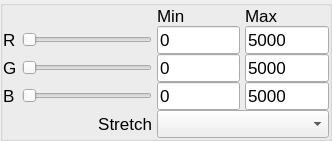
First picture: the form in timeseriesviewer/ui/imagechipviewsettings.ui, repository jakimowb/eo-time-series-viewer, before the edit.
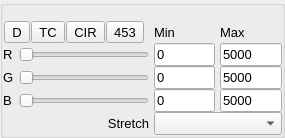
Second picture: the form after the edit.

Commit message: new widgets to visualize BandViews and sensors specific band selections

```diff
--- a/timeseriesviewer/ui/imagechipviewsettings.ui
+++ b/timeseriesviewer/ui/imagechipviewsettings.ui
@@ -6,8 +6,8 @@
    <rect>
     <x>0</x>
     <y>0</y>
-    <width>332</width>
-    <height>135</height>
+    <width>285</width>
+    <height>137</height>
    </rect>
   </property>
   <property name="sizePolicy">
@@ -18,7 +18,7 @@
   </property>
   <property name="font">
    <font>
-    <pointsize>13</pointsize>
+    <pointsize>10</pointsize>
    </font>
   </property>
   <property name="windowTitle">
@@ -41,7 +41,7 @@
     <number>0</number>
    </property>
    <item>
-    <layout class="QGridLayout" name="bandSelectionGridLayout" rowstretch="0,0,0,0,0" columnstretch="0,0,0,0">
+    <layout class="QGridLayout" name="bandSelectionGridLayout" rowstretch="0,0,0,0,0,0" columnstretch="0,0,0,0">
      <property name="horizontalSpacing">
       <number>5</number>
      </property>
@@ -51,24 +51,124 @@
      <property name="leftMargin">
       <number>0</number>
      </property>
-     <item row="2" column="1">
-      <widget class="QSlider" name="sliderGreen">
-       <property name="styleSheet">
-        <string notr="true"/>
+     <item row="1" column="0" colspan="2">
+      <layout class="QHBoxLayout" name="horizontalLayout">
+       <property name="spacing">
+        <number>0</number>
        </property>
-       <property name="orientation">
-        <enum>Qt::Horizontal</enum>
+       <property name="leftMargin">
+        <number>0</number>
        </property>
+       <item>
+        <widget class="QToolButton" name="btnDefault">
+         <property name="font">
+          <font>
+           <pointsize>10</pointsize>
+           <italic>false</italic>
+          </font>
+         </property>
+         <property name="toolTip">
+          <string>default band selection</string>
+         </property>
+         <property name="text">
+          <string>D</string>
+         </property>
+        </widget>
+       </item>
+       <item>
+        <widget class="QToolButton" name="btnTrueColor">
+         <property name="font">
+          <font>
+           <pointsize>10</pointsize>
+           <italic>false</italic>
+          </font>
+         </property>
+         <property name="toolTip">
+          <string>red-green-blue (true colour)</string>
+         </property>
+         <property name="text">
+          <string>TC</string>
+         </property>
+        </widget>
+       </item>
+       <item>
+        <widget class="QToolButton" name="btnCIR">
+         <property name="font">
+          <font>
+           <pointsize>10</pointsize>
+           <italic>false</italic>
+          </font>
+         </property>
+         <property name="toolTip">
+          <string>swIR-red-green (coloured infra-red)</string>
+         </property>
+         <property name="text">
+          <string>CIR</string>
+         </property>
+        </widget>
+       </item>
+       <item>
+        <widget class="QToolButton" name="btn453">
+         <property name="font">
+          <font>
+           <pointsize>10</pointsize>
+           <italic>false</italic>
+          </font>
+         </property>
+         <property name="toolTip">
+          <string>swIR-mwIR-red</string>
+         </property>
+         <property name="text">
+          <string>453</string>
+         </property>
+        </widget>
+       </item>
+      </layout>
+     </item>
+     <item row="3" column="2">
+      <widget class="QLineEdit" name="tbGreenMin">
+       <property name="text">
+        <string>0</string>
+       </property>
       </widget>
      </item>
-     <item row="3" column="1">
+     <item row="0" column="0" colspan="4">
+      <widget class="QLabel" name="labelBands">
+       <property name="sizePolicy">
+        <sizepolicy hsizetype="Preferred" vsizetype="Fixed">
+         <horstretch>0</horstretch>
+         <verstretch>0</verstretch>
+        </sizepolicy>
+       </property>
+       <property name="minimumSize">
+        <size>
+         <width>0</width>
+         <height>15</height>
+        </size>
+       </property>
+       <property name="text">
+        <string/>
+       </property>
+      </widget>
+     </item>
+     <item row="4" column="1">
       <widget class="QSlider" name="sliderBlue">
        <property name="orientation">
         <enum>Qt::Horizontal</enum>
        </property>
       </widget>
      </item>
-     <item row="2" column="3">
+     <item row="5" column="0" colspan="2">
+      <widget class="QLabel" name="label">
+       <property name="text">
+        <string>Stretch</string>
+       </property>
+       <property name="alignment">
+        <set>Qt::AlignRight|Qt::AlignTrailing|Qt::AlignVCenter</set>
+       </property>
+      </widget>
+     </item>
+     <item row="3" column="3">
       <widget class="QLineEdit" name="tbGreenMax">
        <property name="sizePolicy">
         <sizepolicy hsizetype="Preferred" vsizetype="Fixed">
@@ -81,7 +181,7 @@
        </property>
       </widget>
      </item>
-     <item row="1" column="3">
+     <item row="2" column="3">
       <widget class="QLineEdit" name="tbRedMax">
        <property name="sizePolicy">
         <sizepolicy hsizetype="Preferred" vsizetype="Fixed">
@@ -100,44 +200,51 @@
        </property>
       </widget>
      </item>
-     <item row="0" column="1">
-      <widget class="QLabel" name="labelBands">
-       <property name="sizePolicy">
-        <sizepolicy hsizetype="Preferred" vsizetype="Fixed">
-         <horstretch>0</horstretch>
-         <verstretch>0</verstretch>
-        </sizepolicy>
+     <item row="3" column="0">
+      <widget class="QLabel" name="labelGreen">
+       <property name="styleSheet">
+        <string notr="true"/>
        </property>
        <property name="text">
-        <string/>
+        <string>G</string>
        </property>
       </widget>
      </item>
-     <item row="2" column="2">
-      <widget class="QLineEdit" name="tbGreenMin">
+     <item row="4" column="2">
+      <widget class="QLineEdit" name="tbBlueMin">
        <property name="text">
         <string>0</string>
        </property>
       </widget>
      </item>
-     <item row="1" column="0">
-      <widget class="QLabel" name="labelRed">
+     <item row="3" column="1">
+      <widget class="QSlider" name="sliderGreen">
        <property name="styleSheet">
         <string notr="true"/>
        </property>
-       <property name="text">
-        <string>R</string>
+       <property name="orientation">
+        <enum>Qt::Horizontal</enum>
        </property>
       </widget>
      </item>
-     <item row="0" column="3">
+     <item row="1" column="3">
       <widget class="QLabel" name="labelMin">
        <property name="text">
         <string>Max</string>
        </property>
       </widget>
      </item>
-     <item row="1" column="1">
+     <item row="2" column="0">
+      <widget class="QLabel" name="labelRed">
+       <property name="styleSheet">
+        <string notr="true"/>
+       </property>
+       <property name="text">
+        <string>R</string>
+       </property>
+      </widget>
+     </item>
+     <item row="2" column="1">
       <widget class="QSlider" name="sliderRed">
        <property name="sizePolicy">
         <sizepolicy hsizetype="Expanding" vsizetype="Fixed">
@@ -159,38 +266,14 @@
        </property>
       </widget>
      </item>
-     <item row="2" column="0">
-      <widget class="QLabel" name="labelGreen">
-       <property name="styleSheet">
-        <string notr="true"/>
-       </property>
-       <property name="text">
-        <string>G</string>
-       </property>
-      </widget>
-     </item>
-     <item row="0" column="2">
-      <widget class="QLabel" name="labelMax">
-       <property name="text">
-        <string>Min</string>
-       </property>
-      </widget>
-     </item>
-     <item row="3" column="0">
+     <item row="4" column="0">
       <widget class="QLabel" name="labelBlue">
        <property name="text">
         <string>B</string>
        </property>
       </widget>
      </item>
-     <item row="3" column="2">
-      <widget class="QLineEdit" name="tbBlueMin">
-       <property name="text">
-        <string>0</string>
-       </property>
-      </widget>
-     </item>
-     <item row="3" column="3">
+     <item row="4" column="3">
       <widget class="QLineEdit" name="tbBlueMax">
        <property name="sizePolicy">
         <sizepolicy hsizetype="Preferred" vsizetype="Fixed">
@@ -203,7 +286,7 @@
        </property>
       </widget>
      </item>
-     <item row="1" column="2">
+     <item row="2" column="2">
       <widget class="QLineEdit" name="tbRedMin">
        <property name="minimumSize">
         <size>
@@ -216,19 +299,16 @@
        </property>
       </widget>
      </item>
-     <item row="4" column="0" colspan="2">
-      <widget class="QLabel" name="label">
-       <property name="text">
-        <string>Stretch</string>
-       </property>
-       <property name="alignment">
-        <set>Qt::AlignRight|Qt::AlignTrailing|Qt::AlignVCenter</set>
-       </property>
-      </widget>
-     </item>
-     <item row="4" column="2" colspan="2">
+     <item row="5" column="2" colspan="2">
       <widget class="QComboBox" name="comboBoxContrastEnhancement"/>
      </item>
+     <item row="1" column="2">
+      <widget class="QLabel" name="labelMax">
+       <property name="text">
+        <string>Min</string>
+       </property>
+      </widget>
+     </item>
     </layout>
    </item>
   </layout>
```
Left out of the diff: 32 changed lines with no effect on the pictures. The commit also changes 6 other files.
